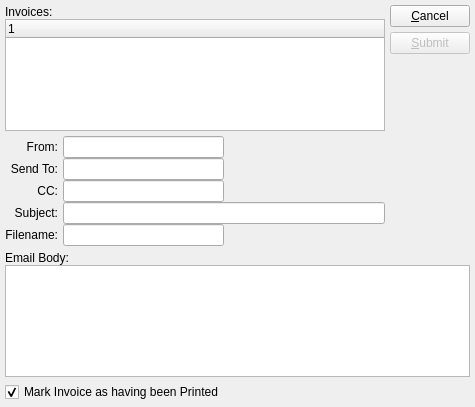
WooodHead/xtuple, file xtuple/branches/from2_3_1rc1/guiclient/deliverInvoice.ui: the form before one commit.
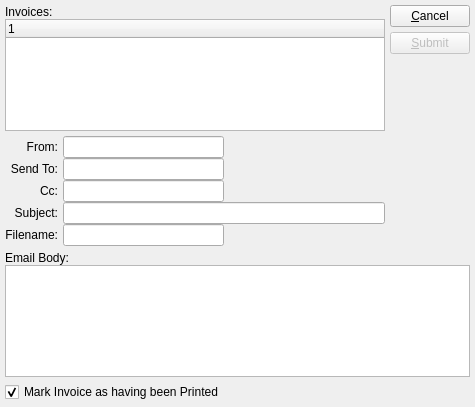
The form after the commit. Custom widgets are drawn as their Qt base class.

What changed in the file:
```diff
--- a/xtuple/branches/from2_3_1rc1/guiclient/deliverInvoice.ui
+++ b/xtuple/branches/from2_3_1rc1/guiclient/deliverInvoice.ui
@@ -95,7 +95,7 @@
            <item>
             <widget class="QLabel" name="_ccLit" >
              <property name="text" >
-              <string>CC:</string>
+              <string>Cc:</string>
              </property>
              <property name="alignment" >
               <set>Qt::AlignRight|Qt::AlignTrailing|Qt::AlignVCenter</set>
```
